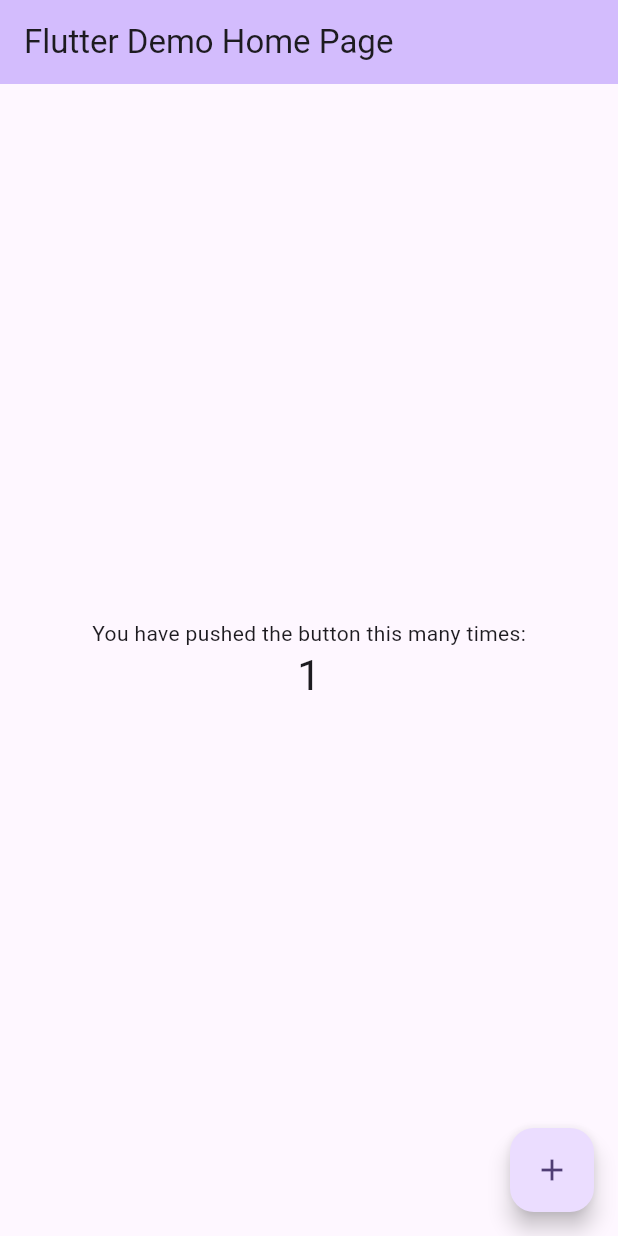
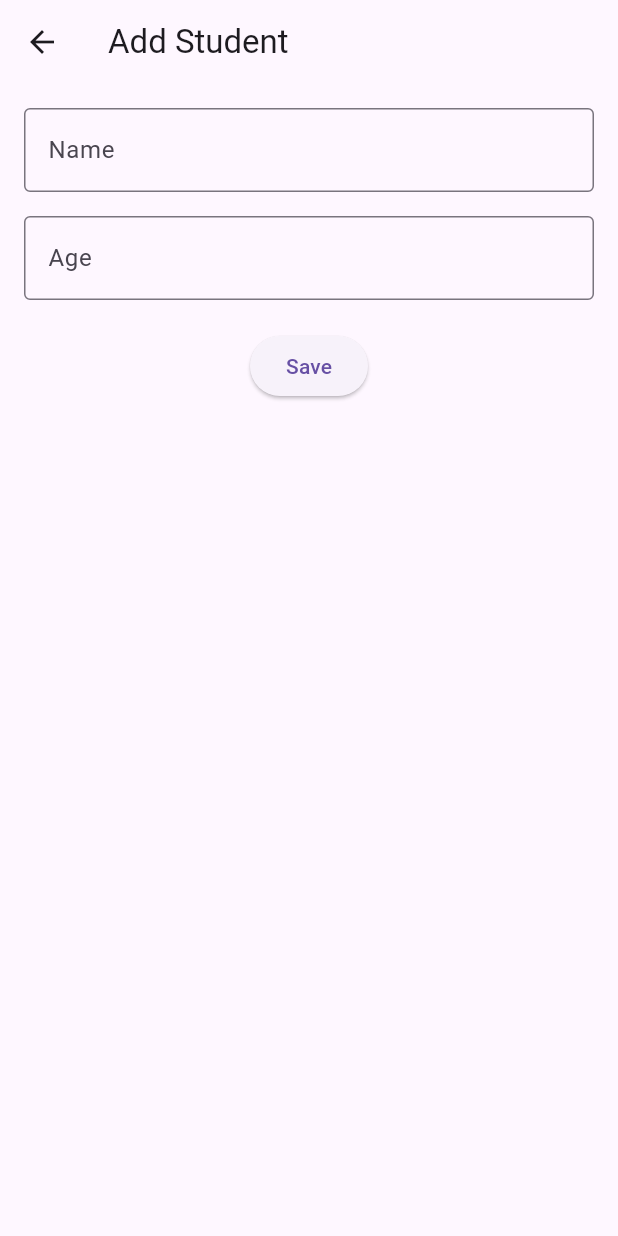
Before and after one commit to jzuber29/project_8_student_mang_app, a Flutter app: the screen it shows after launch, after a tap on the "add" icon, on a phone screen of 412 x 824 dp. Run offline on Flutter 3.47's test engine with Material 3 defaults, Android fonts, the phone set to English and light mode, and no system bars.

Commit message:
stu mangement app

```diff
--- a/lib/main.dart
+++ b/lib/main.dart
@@ -1,122 +1,20 @@
 import 'package:flutter/material.dart';
+import 'screens/home_screen.dart';
 
 void main() {
-  runApp(const MyApp());
+  runApp(const StudentApp());
 }
 
-class MyApp extends StatelessWidget {
-  const MyApp({super.key});
+class StudentApp extends StatelessWidget {
+  const StudentApp({super.key});
 
-  // This widget is the root of your application.
   @override
   Widget build(BuildContext context) {
     return MaterialApp(
-      title: 'Flutter Demo',
-      theme: ThemeData(
-        // This is the theme of your application.
-        //
-        // TRY THIS: Try running your application with "flutter run". You'll see
-        // the application has a purple toolbar. Then, without quitting the app,
-        // try changing the seedColor in the colorScheme below to Colors.green
-        // and then invoke "hot reload" (save your changes or press the "hot
-        // reload" button in a Flutter-supported IDE, or press "r" if you used
-        // the command line to start the app).
-        //
-        // Notice that the counter didn't reset back to zero; the application
-        // state is not lost during the reload. To reset the state, use hot
-        // restart instead.
-        //
-        // This works for code too, not just values: Most code changes can be
-        // tested with just a hot reload.
-        colorScheme: ColorScheme.fromSeed(seedColor: Colors.deepPurple),
-      ),
-      home: const MyHomePage(title: 'Flutter Demo Home Page'),
+      debugShowCheckedModeBanner: false,
+      title: 'Student Management',
+      theme: ThemeData(primarySwatch: Colors.blue),
+      home: const HomeScreen(),
     );
   }
 }
-
-class MyHomePage extends StatefulWidget {
-  const MyHomePage({super.key, required this.title});
-
-  // This widget is the home page of your application. It is stateful, meaning
-  // that it has a State object (defined below) that contains fields that affect
-  // how it looks.
-
-  // This class is the configuration for the state. It holds the values (in this
-  // case the title) provided by the parent (in this case the App widget) and
-  // used by the build method of the State. Fields in a Widget subclass are
-  // always marked "final".
-
-  final String title;
-
-  @override
-  State<MyHomePage> createState() => _MyHomePageState();
-}
-
-class _MyHomePageState extends State<MyHomePage> {
-  int _counter = 0;
-
-  void _incrementCounter() {
-    setState(() {
-      // This call to setState tells the Flutter framework that something has
-      // changed in this State, which causes it to rerun the build method below
-      // so that the display can reflect the updated values. If we changed
-      // _counter without calling setState(), then the build method would not be
-      // called again, and so nothing would appear to happen.
-      _counter++;
-    });
-  }
-
-  @override
-  Widget build(BuildContext context) {
-    // This method is rerun every time setState is called, for instance as done
-    // by the _incrementCounter method above.
-    //
-    // The Flutter framework has been optimized to make rerunning build methods
-    // fast, so that you can just rebuild anything that needs updating rather
-    // than having to individually change instances of widgets.
-    return Scaffold(
-      appBar: AppBar(
-        // TRY THIS: Try changing the color here to a specific color (to
-        // Colors.amber, perhaps?) and trigger a hot reload to see the AppBar
-        // change color while the other colors stay the same.
-        backgroundColor: Theme.of(context).colorScheme.inversePrimary,
-        // Here we take the value from the MyHomePage object that was created by
-        // the App.build method, and use it to set our appbar title.
-        title: Text(widget.title),
-      ),
-      body: Center(
-        // Center is a layout widget. It takes a single child and positions it
-        // in the middle of the parent.
-        child: Column(
-          // Column is also a layout widget. It takes a list of children and
-          // arranges them vertically. By default, it sizes itself to fit its
-          // children horizontally, and tries to be as tall as its parent.
-          //
-          // Column has various properties to control how it sizes itself and
-          // how it positions its children. Here we use mainAxisAlignment to
-          // center the children vertically; the main axis here is the vertical
-          // axis because Columns are vertical (the cross axis would be
-          // horizontal).
-          //
-          // TRY THIS: Invoke "debug painting" (choose the "Toggle Debug Paint"
-          // action in the IDE, or press "p" in the console), to see the
-          // wireframe for each widget.
-          mainAxisAlignment: MainAxisAlignment.center,
-          children: <Widget>[
-            const Text('You have pushed the button this many times:'),
-            Text(
-              '$_counter',
-              style: Theme.of(context).textTheme.headlineMedium,
-            ),
-          ],
-        ),
-      ),
-      floatingActionButton: FloatingActionButton(
-        onPressed: _incrementCounter,
-        tooltip: 'Increment',
-        child: const Icon(Icons.add),
-      ), // This trailing comma makes auto-formatting nicer for build methods.
-    );
-  }
-}
--- /dev/null
+++ b/lib/models/student.dart
@@ -0,0 +1,6 @@
+class Student {
+  final String name;
+  final int age;
+
+  Student({required this.name, required this.age});
+}
--- /dev/null
+++ b/lib/screens/add_student_screen.dart
@@ -0,0 +1,59 @@
+import 'package:flutter/material.dart';
+import '../models/student.dart';
+
+class AddStudentScreen extends StatefulWidget {
+  const AddStudentScreen({super.key});
+
+  @override
+  State<AddStudentScreen> createState() => _AddStudentScreenState();
+}
+
+class _AddStudentScreenState extends State<AddStudentScreen> {
+  final _nameController = TextEditingController();
+  final _ageController = TextEditingController();
+
+  void _saveStudent() {
+    final name = _nameController.text.trim();
+    final age = int.tryParse(_ageController.text) ?? 0;
+
+    if (name.isEmpty || age <= 0) return;
+
+    final newStudent = Student(name: name, age: age);
+    Navigator.pop(context, newStudent);
+  }
+
+  @override
+  Widget build(BuildContext context) {
+    return Scaffold(
+      appBar: AppBar(title: const Text("Add Student")),
+      body: Padding(
+        padding: const EdgeInsets.all(16),
+        child: Column(
+          children: [
+            TextField(
+              controller: _nameController,
+              decoration: const InputDecoration(
+                labelText: "Name",
+                border: OutlineInputBorder(),
+              ),
+            ),
+            const SizedBox(height: 16),
+            TextField(
+              controller: _ageController,
+              keyboardType: TextInputType.number,
+              decoration: const InputDecoration(
+                labelText: "Age",
+                border: OutlineInputBorder(),
+              ),
+            ),
+            const SizedBox(height: 20),
+            ElevatedButton(
+              onPressed: _saveStudent,
+              child: const Text("Save"),
+            ),
+          ],
+        ),
+      ),
+    );
+  }
+}
--- /dev/null
+++ b/lib/screens/home_screen.dart
@@ -0,0 +1,60 @@
+import 'package:flutter/material.dart';
+import '../models/student.dart';
+import 'add_student_screen.dart';
+import 'student_detail_screen.dart';
+
+class HomeScreen extends StatefulWidget {
+  const HomeScreen({super.key});
+
+  @override
+  State<HomeScreen> createState() => _HomeScreenState();
+}
+
+class _HomeScreenState extends State<HomeScreen> {
+  final List<Student> _students = [];
+
+  void _addStudent(Student student) {
+    setState(() {
+      _students.add(student);
+    });
+  }
+
+  @override
+  Widget build(BuildContext context) {
+    return Scaffold(
+      appBar: AppBar(title: const Text('Students')),
+      body: ListView.builder(
+        itemCount: _students.length,
+        itemBuilder: (ctx, index) {
+          final student = _students[index];
+          return ListTile(
+            title: Text(student.name),
+            subtitle: Text("Age: ${student.age}"),
+            onTap: () {
+              Navigator.push(
+                context,
+                MaterialPageRoute(
+                  builder: (_) => StudentDetailScreen(student: student),
+                ),
+              );
+            },
+          );
+        },
+      ),
+      floatingActionButton: FloatingActionButton(
+        onPressed: () async {
+          final newStudent = await Navigator.push<Student>(
+            context,
+            MaterialPageRoute(
+              builder: (_) => AddStudentScreen(),
+            ),
+          );
+          if (newStudent != null) {
+            _addStudent(newStudent);
+          }
+        },
+        child: const Icon(Icons.add),
+      ),
+    );
+  }
+}
--- /dev/null
+++ b/lib/screens/student_detail_screen.dart
@@ -0,0 +1,21 @@
+import 'package:flutter/material.dart';
+import '../models/student.dart';
+
+class StudentDetailScreen extends StatelessWidget {
+  final Student student;
+
+  const StudentDetailScreen({super.key, required this.student});
+
+  @override
+  Widget build(BuildContext context) {
+    return Scaffold(
+      appBar: AppBar(title: Text(student.name)),
+      body: Center(
+        child: Text(
+          "${student.name} is ${student.age} years old.",
+          style: const TextStyle(fontSize: 22),
+        ),
+      ),
+    );
+  }
+}
```
